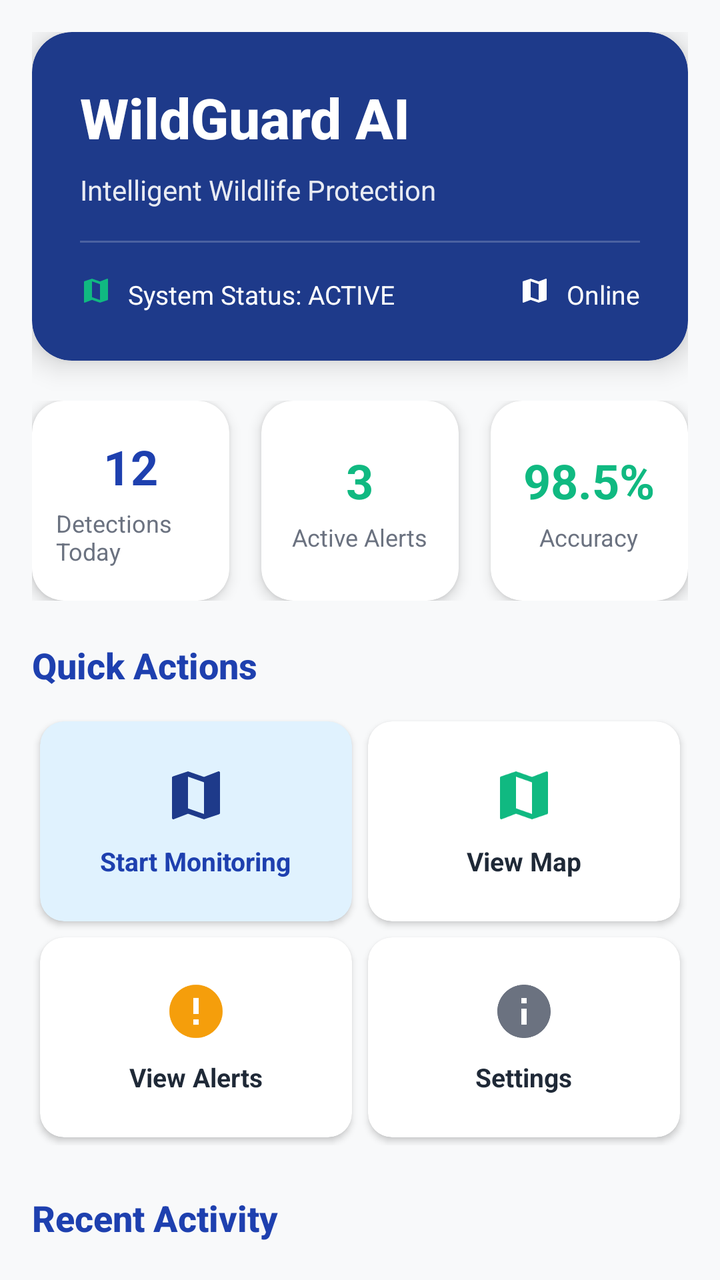
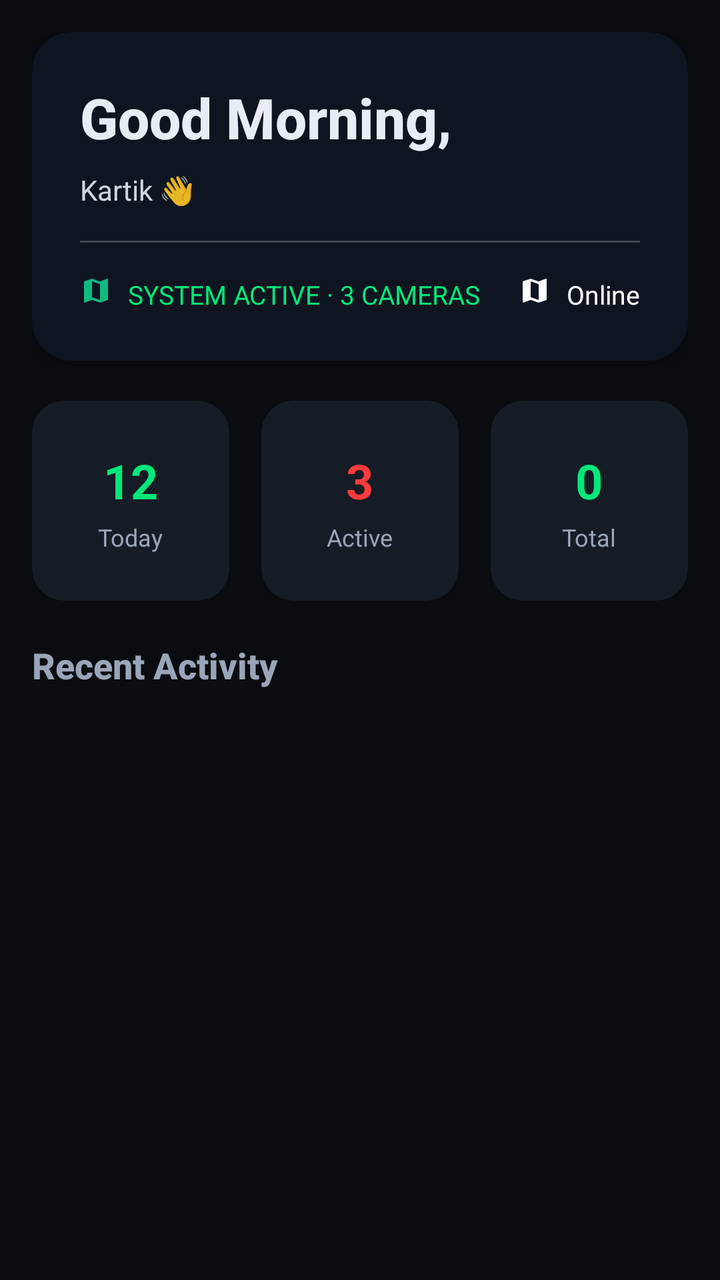

Compare the two renders of this Android layout. The source of the first and the diff that turns it into the second are given below.
<!-- AndroidManifest.xml: application theme Theme.AnimalAlert -->
<!-- res/layout/fragment_dashboard.xml -->
<?xml version="1.0" encoding="utf-8"?>
<androidx.core.widget.NestedScrollView xmlns:android="http://schemas.android.com/apk/res/android"
    xmlns:app="http://schemas.android.com/apk/res-auto"
    xmlns:tools="http://schemas.android.com/tools"
    android:layout_width="match_parent"
    android:layout_height="match_parent"
    android:background="@color/background"
    android:fillViewport="true">

    <LinearLayout
        android:layout_width="match_parent"
        android:layout_height="wrap_content"
        android:orientation="vertical"
        android:padding="16dp">

        
        <androidx.cardview.widget.CardView
            android:layout_width="match_parent"
            android:layout_height="wrap_content"
            android:layout_marginBottom="20dp"
            app:cardBackgroundColor="@color/primary"
            app:cardCornerRadius="20dp"
            app:cardElevation="8dp">

            <LinearLayout
                android:layout_width="match_parent"
                android:layout_height="wrap_content"
                android:orientation="vertical"
                android:padding="24dp">

                <TextView
                    android:id="@+id/tv_title"
                    android:layout_width="wrap_content"
                    android:layout_height="wrap_content"
                    android:text="WildGuard AI"
                    android:textColor="@color/white"
                    android:textSize="28sp"
                    android:textStyle="bold"
                    android:fontFamily="sans-serif-medium" />

                <TextView
                    android:layout_width="wrap_content"
                    android:layout_height="wrap_content"
                    android:layout_marginTop="8dp"
                    android:text="Intelligent Wildlife Protection"
                    android:textColor="@color/white"
                    android:textSize="14sp"
                    android:alpha="0.9" />

                <View
                    android:layout_width="match_parent"
                    android:layout_height="1dp"
                    android:layout_marginTop="16dp"
                    android:background="@color/white"
                    android:alpha="0.2" />

                <LinearLayout
                    android:layout_width="match_parent"
                    android:layout_height="wrap_content"
                    android:layout_marginTop="16dp"
                    android:orientation="horizontal">

                    <ImageView
                        android:layout_width="16dp"
                        android:layout_height="16dp"
                        android:layout_marginEnd="8dp"
                        android:src="@drawable/ic_map"
                        app:tint="@color/accent" />

                    <TextView
                        android:layout_width="wrap_content"
                        android:layout_height="wrap_content"
                        android:text="System Status: ACTIVE"
                        android:textColor="@color/white"
                        android:textSize="13sp" />

                    <TextView
                        android:layout_width="0dp"
                        android:layout_height="wrap_content"
                        android:layout_weight="1" />

                    <ImageView
                        android:layout_width="16dp"
                        android:layout_height="16dp"
                        android:layout_marginEnd="8dp"
                        android:src="@drawable/ic_map"
                        app:tint="@color/white" />

                    <TextView
                        android:layout_width="wrap_content"
                        android:layout_height="wrap_content"
                        android:text="Online"
                        android:textColor="@color/white"
                        android:textSize="13sp" />
                </LinearLayout>
            </LinearLayout>
        </androidx.cardview.widget.CardView>

        
        <LinearLayout
            android:layout_width="match_parent"
            android:layout_height="wrap_content"
            android:layout_marginBottom="20dp"
            android:orientation="horizontal"
            android:weightSum="3">

            
            <androidx.cardview.widget.CardView
                android:layout_width="0dp"
                android:layout_height="100dp"
                android:layout_marginEnd="8dp"
                android:layout_weight="1"
                app:cardBackgroundColor="@color/white"
                app:cardCornerRadius="16dp"
                app:cardElevation="4dp">

                <LinearLayout
                    android:layout_width="match_parent"
                    android:layout_height="match_parent"
                    android:gravity="center"
                    android:orientation="vertical"
                    android:padding="12dp">

                    <TextView
                        android:id="@+id/tv_detections_today"
                        android:layout_width="wrap_content"
                        android:layout_height="wrap_content"
                        android:text="12"
                        android:textColor="@color/primary_dark"
                        android:textSize="24sp"
                        android:textStyle="bold" />

                    <TextView
                        android:layout_width="wrap_content"
                        android:layout_height="wrap_content"
                        android:layout_marginTop="4dp"
                        android:text="Detections Today"
                        android:textColor="@color/text_secondary"
                        android:textSize="12sp" />
                </LinearLayout>
            </androidx.cardview.widget.CardView>

            
            <androidx.cardview.widget.CardView
                android:layout_width="0dp"
                android:layout_height="100dp"
                android:layout_marginHorizontal="8dp"
                android:layout_weight="1"
                app:cardBackgroundColor="@color/white"
                app:cardCornerRadius="16dp"
                app:cardElevation="4dp">

                <LinearLayout
                    android:layout_width="match_parent"
                    android:layout_height="match_parent"
                    android:gravity="center"
                    android:orientation="vertical"
                    android:padding="12dp">

                    <TextView
                        android:id="@+id/tv_active_alerts"
                        android:layout_width="wrap_content"
                        android:layout_height="wrap_content"
                        android:text="3"
                        android:textColor="@color/accent"
                        android:textSize="24sp"
                        android:textStyle="bold" />

                    <TextView
                        android:layout_width="wrap_content"
                        android:layout_height="wrap_content"
                        android:layout_marginTop="4dp"
                        android:text="Active Alerts"
                        android:textColor="@color/text_secondary"
                        android:textSize="12sp" />
                </LinearLayout>
            </androidx.cardview.widget.CardView>

            
            <androidx.cardview.widget.CardView
                android:layout_width="0dp"
                android:layout_height="100dp"
                android:layout_marginStart="8dp"
                android:layout_weight="1"
                app:cardBackgroundColor="@color/white"
                app:cardCornerRadius="16dp"
                app:cardElevation="4dp">

                <LinearLayout
                    android:layout_width="match_parent"
                    android:layout_height="match_parent"
                    android:gravity="center"
                    android:orientation="vertical"
                    android:padding="12dp">

                    <TextView
                        android:id="@+id/tv_accuracy"
                        android:layout_width="wrap_content"
                        android:layout_height="wrap_content"
                        android:text="98.5%"
                        android:textColor="@color/success"
                        android:textSize="24sp"
                        android:textStyle="bold" />

                    <TextView
                        android:layout_width="wrap_content"
                        android:layout_height="wrap_content"
                        android:layout_marginTop="4dp"
                        android:text="Accuracy"
                        android:textColor="@color/text_secondary"
                        android:textSize="12sp" />
                </LinearLayout>
            </androidx.cardview.widget.CardView>
        </LinearLayout>

        
        <TextView
            android:layout_width="wrap_content"
            android:layout_height="wrap_content"
            android:layout_marginBottom="12dp"
            android:text="Quick Actions"
            android:textColor="@color/primary_dark"
            android:textSize="18sp"
            android:textStyle="bold"
            android:fontFamily="sans-serif-medium" />

        
        <GridLayout
            android:layout_width="match_parent"
            android:layout_height="wrap_content"
            android:layout_marginBottom="24dp"
            android:columnCount="2"
            android:rowCount="2"
            android:orientation="horizontal">

            
            <androidx.cardview.widget.CardView
                android:id="@+id/card_start_monitoring"
                android:layout_width="0dp"
                android:layout_height="100dp"
                android:layout_columnWeight="1"
                android:layout_margin="4dp"
                android:layout_rowWeight="1"
                android:foreground="?attr/selectableItemBackground"
                android:clickable="true"
                android:focusable="true"
                app:cardBackgroundColor="@color/primary_light"
                app:cardCornerRadius="12dp"
                app:cardElevation="2dp">

                <LinearLayout
                    android:layout_width="match_parent"
                    android:layout_height="match_parent"
                    android:gravity="center"
                    android:orientation="vertical"
                    android:padding="16dp">

                    <ImageView
                        android:layout_width="32dp"
                        android:layout_height="32dp"
                        android:layout_marginBottom="8dp"
                        android:src="@drawable/ic_map"
                        app:tint="@color/primary" />

                    <TextView
                        android:layout_width="wrap_content"
                        android:layout_height="wrap_content"
                        android:text="Start Monitoring"
                        android:textColor="@color/primary_dark"
                        android:textSize="13sp"
                        android:textStyle="bold" />
                </LinearLayout>
            </androidx.cardview.widget.CardView>

            
            <androidx.cardview.widget.CardView
                android:id="@+id/card_view_map"
                android:layout_width="0dp"
                android:layout_height="100dp"
                android:layout_columnWeight="1"
                android:layout_margin="4dp"
                android:layout_rowWeight="1"
                android:foreground="?attr/selectableItemBackground"
                android:clickable="true"
                android:focusable="true"
                app:cardBackgroundColor="@color/white"
                app:cardCornerRadius="12dp"
                app:cardElevation="2dp">

                <LinearLayout
                    android:layout_width="match_parent"
                    android:layout_height="match_parent"
                    android:gravity="center"
                    android:orientation="vertical"
                    android:padding="16dp">

                    <ImageView
                        android:layout_width="32dp"
                        android:layout_height="32dp"
                        android:layout_marginBottom="8dp"
                        android:src="@drawable/ic_map"
                        app:tint="@color/accent" />

                    <TextView
                        android:layout_width="wrap_content"
                        android:layout_height="wrap_content"
                        android:text="View Map"
                        android:textColor="@color/text_primary"
                        android:textSize="13sp"
                        android:textStyle="bold" />
                </LinearLayout>
            </androidx.cardview.widget.CardView>

            
            <androidx.cardview.widget.CardView
                android:id="@+id/card_view_alerts"
                android:layout_width="0dp"
                android:layout_height="100dp"
                android:layout_columnWeight="1"
                android:layout_margin="4dp"
                android:layout_rowWeight="1"
                android:foreground="?attr/selectableItemBackground"
                android:clickable="true"
                android:focusable="true"
                app:cardBackgroundColor="@color/white"
                app:cardCornerRadius="12dp"
                app:cardElevation="2dp">

                <LinearLayout
                    android:layout_width="match_parent"
                    android:layout_height="match_parent"
                    android:gravity="center"
                    android:orientation="vertical"
                    android:padding="16dp">

                    <ImageView
                        android:layout_width="32dp"
                        android:layout_height="32dp"
                        android:layout_marginBottom="8dp"
                        android:src="@drawable/ic_alert"
                        app:tint="@color/warning" />

                    <TextView
                        android:layout_width="wrap_content"
                        android:layout_height="wrap_content"
                        android:text="View Alerts"
                        android:textColor="@color/text_primary"
                        android:textSize="13sp"
                        android:textStyle="bold" />
                </LinearLayout>
            </androidx.cardview.widget.CardView>

            
            <androidx.cardview.widget.CardView
                android:id="@+id/card_settings"
                android:layout_width="0dp"
                android:layout_height="100dp"
                android:layout_columnWeight="1"
                android:layout_margin="4dp"
                android:layout_rowWeight="1"
                android:foreground="?attr/selectableItemBackground"
                android:clickable="true"
                android:focusable="true"
                app:cardBackgroundColor="@color/white"
                app:cardCornerRadius="12dp"
                app:cardElevation="2dp">

                <LinearLayout
                    android:layout_width="match_parent"
                    android:layout_height="match_parent"
                    android:gravity="center"
                    android:orientation="vertical"
                    android:padding="16dp">

                    <ImageView
                        android:layout_width="32dp"
                        android:layout_height="32dp"
                        android:layout_marginBottom="8dp"
                        android:src="@drawable/ic_alert_active"
                        app:tint="@color/text_secondary" />

                    <TextView
                        android:layout_width="wrap_content"
                        android:layout_height="wrap_content"
                        android:text="Settings"
                        android:textColor="@color/text_primary"
                        android:textSize="13sp"
                        android:textStyle="bold" />
                </LinearLayout>
            </androidx.cardview.widget.CardView>
        </GridLayout>

        
        <TextView
            android:layout_width="wrap_content"
            android:layout_height="wrap_content"
            android:layout_marginBottom="12dp"
            android:text="Recent Activity"
            android:textColor="@color/primary_dark"
            android:textSize="18sp"
            android:textStyle="bold"
            android:fontFamily="sans-serif-medium" />

        <androidx.recyclerview.widget.RecyclerView
            android:id="@+id/recyclerViewDashboardDetections"
            android:layout_width="match_parent"
            android:layout_height="wrap_content"
            android:nestedScrollingEnabled="false"
            android:layout_marginBottom="24dp" />

        <TextView
            android:id="@+id/tvEmptyRecent"
            android:layout_width="match_parent"
            android:layout_height="wrap_content"
            android:text="No recent detections"
            android:gravity="center"
            android:padding="20dp"
            android:textColor="@color/text_secondary"
            android:visibility="gone" />
    </LinearLayout>
</androidx.core.widget.NestedScrollView>
<!-- resources referenced by this layout -->
<resources>
  <color name="accent">#10B981</color>
  <color name="background">#F8F9FA</color>
  <color name="primary">#1E3A8A</color>
  <color name="primary_dark">#1E40AF</color>
  <color name="primary_light">#E0F2FE</color>
  <color name="success">#10B981</color>
  <color name="text_primary">#1F2937</color>
  <color name="text_secondary">#6B7280</color>
  <color name="warning">#F59E0B</color>
  <color name="white">#FFFFFF</color>
  <!-- drawable ic_alert (drawable) -->
  <?xml version="1.0" encoding="utf-8"?>
  <vector xmlns:android="http://schemas.android.com/apk/res/android"
      android:width="24dp"
      android:height="24dp"
      android:viewportWidth="24"
      android:viewportHeight="24">
      <path
          android:fillColor="#FF000000"
          android:pathData="M12,2C6.48,2 2,6.48 2,12s4.48,10 10,10 10,-4.48 10,-10S17.52,2 12,2zM13,17h-2v-2h2v2zM13,13h-2L11,7h2v6z"/>
  </vector>
  <!-- drawable ic_alert_active (drawable) -->
  <?xml version="1.0" encoding="utf-8"?>
  <vector xmlns:android="http://schemas.android.com/apk/res/android"
      android:width="120dp"
      android:height="120dp"
      android:viewportWidth="24"
      android:viewportHeight="24">
      <path
          android:fillColor="#F44336"
          android:pathData="M12,2C6.48,2 2,6.48 2,12s4.48,10 10,10 10,-4.48 10,-10S17.52,2 12,2zM13,17h-2v-6h2v6zM13,9h-2L11,7h2v2z"/>
  </vector>
  <!-- drawable ic_map (drawable) -->
  <?xml version="1.0" encoding="utf-8"?>
  <vector xmlns:android="http://schemas.android.com/apk/res/android"
      android:width="24dp"
      android:height="24dp"
      android:viewportWidth="24"
      android:viewportHeight="24">
      <path
          android:fillColor="#FF000000"
          android:pathData="M20.5,3l-0.16,0.03L15,5.1L9,3L3.36,4.9c-0.21,0.07 -0.36,0.25 -0.36,0.48V20.5c0,0.28 0.22,0.5 0.5,0.5l0.16,-0.03L9,18.9l6,2.1l5.64,-1.9c0.21,-0.07 0.36,-0.25 0.36,-0.48V3.5c0,-0.28 -0.22,-0.5 -0.5,-0.5zM15,19l-6,-2.11V5l6,2.11V19z"/>
  </vector>
  <style name="Theme.AnimalAlert" parent="Theme.AppCompat.Light.NoActionBar">
          <item name="colorPrimary">@color/purple_500</item>
          <item name="colorPrimaryDark">@color/purple_700</item>
          <item name="colorAccent">@color/teal_200</item>
          <item name="android:statusBarColor">@color/purple_700</item>
      </style>
  <color name="purple_500">#7944C7</color>
  <color name="purple_700">#3700B3</color>
  <color name="teal_200">#03DAC5</color>
</resources>

<!-- the commit's change to res/layout/fragment_dashboard.xml (unified diff, before → after) -->
@@ -4,7 +4,7 @@
     xmlns:tools="http://schemas.android.com/tools"
     android:layout_width="match_parent"
     android:layout_height="match_parent"
-    android:background="@color/background"
+    android:background="#0A0C10"
     android:fillViewport="true">
 
     <LinearLayout
@@ -18,7 +18,7 @@
             android:layout_width="match_parent"
             android:layout_height="wrap_content"
             android:layout_marginBottom="20dp"
-            app:cardBackgroundColor="@color/primary"
+            app:cardBackgroundColor="#0F1520"
             app:cardCornerRadius="20dp"
             app:cardElevation="8dp">
 
@@ -32,18 +32,19 @@
                     android:id="@+id/tv_title"
                     android:layout_width="wrap_content"
                     android:layout_height="wrap_content"
-                    android:text="WildGuard AI"
-                    android:textColor="@color/white"
+                    android:text="Good Morning,"
+                    android:textColor="#E8EDF5"
                     android:textSize="28sp"
                     android:textStyle="bold"
                     android:fontFamily="sans-serif-medium" />
 
                 <TextView
+                    android:id="@+id/tvUserName"
                     android:layout_width="wrap_content"
                     android:layout_height="wrap_content"
                     android:layout_marginTop="8dp"
-                    android:text="Intelligent Wildlife Protection"
-                    android:textColor="@color/white"
+                    android:text="Kartik 👋"
+                    android:textColor="#E8EDF5"
                     android:textSize="14sp"
                     android:alpha="0.9" />
 
@@ -70,8 +71,9 @@
                     <TextView
                         android:layout_width="wrap_content"
                         android:layout_height="wrap_content"
-                        android:text="System Status: ACTIVE"
-                        android:textColor="@color/white"
+                        android:id="@+id/tvLiveBadge"
+                        android:text="SYSTEM ACTIVE · 3 CAMERAS"
+                        android:textColor="#00E87A"
                         android:textSize="13sp" />
 
                     <TextView
@@ -97,6 +99,64 @@
         </androidx.cardview.widget.CardView>
 
         
+        <androidx.cardview.widget.CardView
+            android:id="@+id/cardActiveAlert"
+            android:layout_width="match_parent"
+            android:layout_height="wrap_content"
+            android:layout_marginBottom="20dp"
+            android:visibility="gone"
+            app:cardCornerRadius="12dp"
+            app:cardElevation="4dp"
+            android:background="#1B0B0B">
+
+            <LinearLayout
+                android:layout_width="match_parent"
+                android:layout_height="wrap_content"
+                android:orientation="vertical"
+                android:padding="16dp">
+
+                <TextView
+                    android:id="@+id/tvActiveAlertLabel"
+                    android:layout_width="wrap_content"
+                    android:layout_height="wrap_content"
+                    android:text="⚠ Active Alert"
+                    android:textSize="11sp"
+                    android:textStyle="bold"
+                    android:textColor="#FF3B3B"
+                    android:fontFamily="sans-serif-medium"
+                    android:letterSpacing="0.5" />
+
+                <TextView
+                    android:id="@+id/tvActiveAlertAnimal"
+                    android:layout_width="wrap_content"
+                    android:layout_height="wrap_content"
+                    android:text="🐻 Brown Bear"
+                    android:textSize="18sp"
+                    android:textStyle="bold"
+                    android:textColor="#FFFFFF"
+                    android:layout_marginTop="6dp" />
+
+                <TextView
+                    android:id="@+id/tvActiveAlertConfidence"
+                    android:layout_width="wrap_content"
+                    android:layout_height="wrap_content"
+                    android:text="Confidence: 94.2% · Danger Level 5"
+                    android:textSize="12sp"
+                    android:textColor="#E8EDF5"
+                    android:layout_marginTop="4dp" />
+
+                <TextView
+                    android:id="@+id/tvActiveAlertLocation"
+                    android:layout_width="wrap_content"
+                    android:layout_height="wrap_content"
+                    android:text="📍 North Perimeter · 2 min ago"
+                    android:textSize="12sp"
+                    android:textColor="#9AA5B8"
+                    android:layout_marginTop="6dp" />
+            </LinearLayout>
+        </androidx.cardview.widget.CardView>
+
+        
         <LinearLayout
             android:layout_width="match_parent"
             android:layout_height="wrap_content"
@@ -110,7 +170,7 @@
                 android:layout_height="100dp"
                 android:layout_marginEnd="8dp"
                 android:layout_weight="1"
-                app:cardBackgroundColor="@color/white"
+                app:cardBackgroundColor="#161C25"
                 app:cardCornerRadius="16dp"
                 app:cardElevation="4dp">
 
@@ -126,7 +186,7 @@
                         android:layout_width="wrap_content"
                         android:layout_height="wrap_content"
                         android:text="12"
-                        android:textColor="@color/primary_dark"
+                        android:textColor="#00E87A"
                         android:textSize="24sp"
                         android:textStyle="bold" />
 
@@ -134,8 +194,8 @@
                         android:layout_width="wrap_content"
                         android:layout_height="wrap_content"
                         android:layout_marginTop="4dp"
-                        android:text="Detections Today"
-                        android:textColor="@color/text_secondary"
+                        android:text="Today"
+                        android:textColor="#9AA5B8"
                         android:textSize="12sp" />
                 </LinearLayout>
             </androidx.cardview.widget.CardView>
@@ -146,7 +206,7 @@
                 android:layout_height="100dp"
                 android:layout_marginHorizontal="8dp"
                 android:layout_weight="1"
-                app:cardBackgroundColor="@color/white"
+                app:cardBackgroundColor="#161C25"
                 app:cardCornerRadius="16dp"
                 app:cardElevation="4dp">
 
@@ -162,7 +222,7 @@
                         android:layout_width="wrap_content"
                         android:layout_height="wrap_content"
                         android:text="3"
-                        android:textColor="@color/accent"
+                        android:textColor="#FF3B3B"
                         android:textSize="24sp"
                         android:textStyle="bold" />
 
@@ -170,8 +230,8 @@
                         android:layout_width="wrap_content"
                         android:layout_height="wrap_content"
                         android:layout_marginTop="4dp"
-                        android:text="Active Alerts"
-                        android:textColor="@color/text_secondary"
+                        android:text="Active"
+                        android:textColor="#9AA5B8"
                         android:textSize="12sp" />
                 </LinearLayout>
             </androidx.cardview.widget.CardView>
@@ -182,7 +242,7 @@
                 android:layout_height="100dp"
                 android:layout_marginStart="8dp"
                 android:layout_weight="1"
-                app:cardBackgroundColor="@color/white"
+                app:cardBackgroundColor="#161C25"
                 app:cardCornerRadius="16dp"
                 app:cardElevation="4dp">
 
@@ -197,8 +257,8 @@
                         android:id="@+id/tv_accuracy"
                         android:layout_width="wrap_content"
                         android:layout_height="wrap_content"
-                        android:text="98.5%"
-                        android:textColor="@color/success"
+                        android:text="0"
+                        android:textColor="#00E87A"
                         android:textSize="24sp"
                         android:textStyle="bold" />
 
@@ -206,8 +266,8 @@
                         android:layout_width="wrap_content"
                         android:layout_height="wrap_content"
                         android:layout_marginTop="4dp"
-                        android:text="Accuracy"
-                        android:textColor="@color/text_secondary"
+                        android:text="Total"
+                        android:textColor="#9AA5B8"
                         android:textSize="12sp" />
                 </LinearLayout>
             </androidx.cardview.widget.CardView>
@@ -222,7 +282,8 @@
             android:textColor="@color/primary_dark"
             android:textSize="18sp"
             android:textStyle="bold"
-            android:fontFamily="sans-serif-medium" />
+            android:fontFamily="sans-serif-medium"
+            android:visibility="gone" />
 
         
         <GridLayout
@@ -231,7 +292,8 @@
             android:layout_marginBottom="24dp"
             android:columnCount="2"
             android:rowCount="2"
-            android:orientation="horizontal">
+            android:orientation="horizontal"
+            android:visibility="gone">
 
             
             <androidx.cardview.widget.CardView
@@ -396,7 +458,7 @@
             android:layout_height="wrap_content"
             android:layout_marginBottom="12dp"
             android:text="Recent Activity"
-            android:textColor="@color/primary_dark"
+            android:textColor="#9AA5B8"
             android:textSize="18sp"
             android:textStyle="bold"
             android:fontFamily="sans-serif-medium" />
@@ -415,7 +477,7 @@
             android:text="No recent detections"
             android:gravity="center"
             android:padding="20dp"
-            android:textColor="@color/text_secondary"
+            android:textColor="#6B7A90"
             android:visibility="gone" />
     </LinearLayout>
 </androidx.core.widget.NestedScrollView>
<!-- resource entries referenced after the edit -->
@@ -1,11 +1,9 @@
 <!-- resources referenced by this layout -->
 <resources>
   <color name="accent">#10B981</color>
-  <color name="background">#F8F9FA</color>
   <color name="primary">#1E3A8A</color>
   <color name="primary_dark">#1E40AF</color>
   <color name="primary_light">#E0F2FE</color>
-  <color name="success">#10B981</color>
   <color name="text_primary">#1F2937</color>
   <color name="text_secondary">#6B7280</color>
   <color name="warning">#F59E0B</color>
@@ -43,14 +41,11 @@
           android:fillColor="#FF000000"
           android:pathData="M20.5,3l-0.16,0.03L15,5.1L9,3L3.36,4.9c-0.21,0.07 -0.36,0.25 -0.36,0.48V20.5c0,0.28 0.22,0.5 0.5,0.5l0.16,-0.03L9,18.9l6,2.1l5.64,-1.9c0.21,-0.07 0.36,-0.25 0.36,-0.48V3.5c0,-0.28 -0.22,-0.5 -0.5,-0.5zM15,19l-6,-2.11V5l6,2.11V19z"/>
   </vector>
-  <style name="Theme.AnimalAlert" parent="Theme.AppCompat.Light.NoActionBar">
-          <item name="colorPrimary">@color/purple_500</item>
-          <item name="colorPrimaryDark">@color/purple_700</item>
-          <item name="colorAccent">@color/teal_200</item>
-          <item name="android:statusBarColor">@color/purple_700</item>
+  <style name="Theme.AnimalAlert" parent="Theme.AppCompat.DayNight.NoActionBar">
+          <item name="colorPrimary">#0F1520</item>
+          <item name="colorPrimaryDark">#0A0C10</item>
+          <item name="colorAccent">#00E87A</item>
+          <item name="android:statusBarColor">#0A0C10</item>
       </style>
-  <color name="purple_500">#7944C7</color>
-  <color name="purple_700">#3700B3</color>
-  <color name="teal_200">#03DAC5</color>
 </resources>
 
